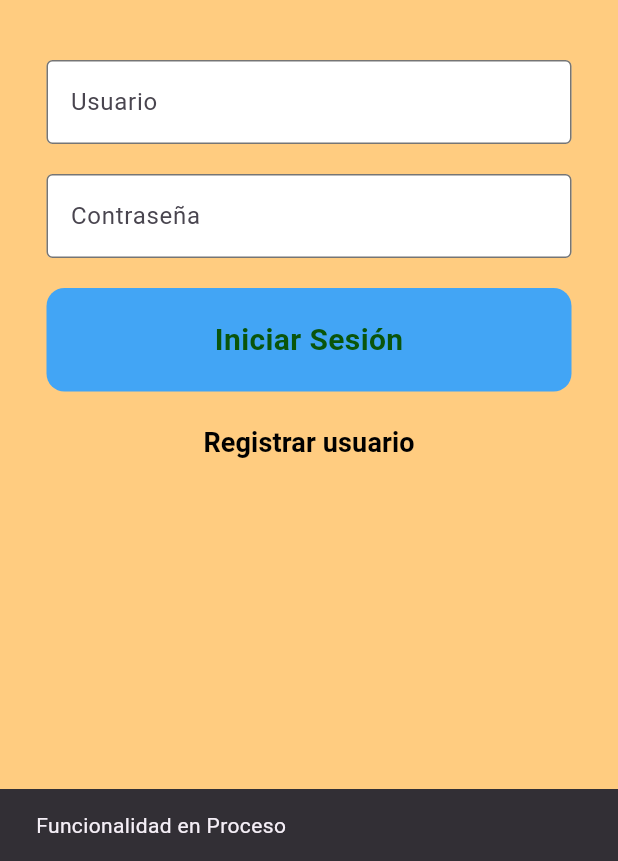
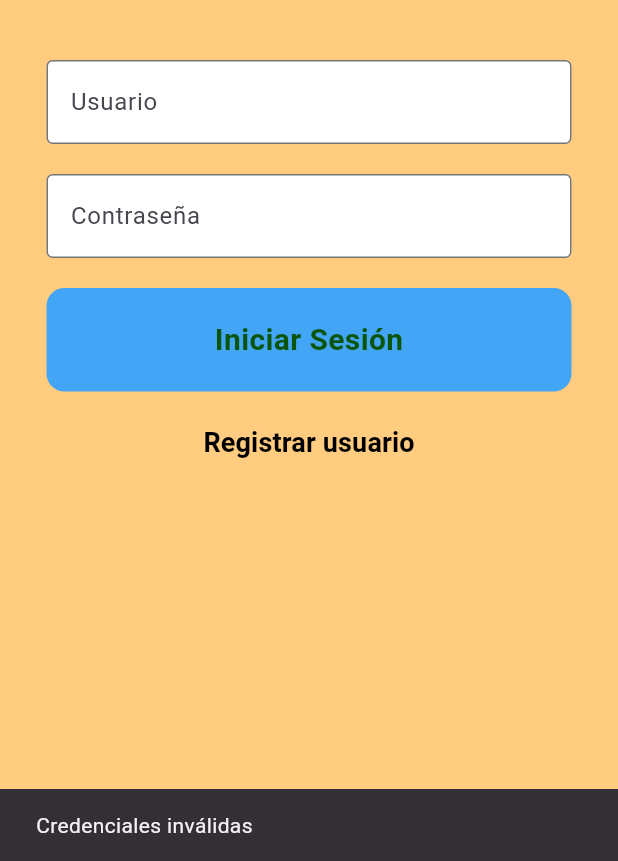
Before and after one commit to HaroldArguelloNic/mynapopizza, a Flutter app: the LoginPage screen opened directly, after a tap on "Iniciar Sesión", on a phone screen of 412 x 824 dp, the part 375-1236 px from its top. Run offline on Flutter 3.47's test engine with Material 3 defaults, Android fonts, the phone set to English and light mode, and no system bars; our stand-ins replace google_fonts; missing offline and left inert: mysql_client.

Commit message:
cambio login

```diff
--- a/lib/page/login_page.dart
+++ b/lib/page/login_page.dart
@@ -1,8 +1,43 @@
 import 'package:flutter/material.dart';
+import 'package:mynapopizza/page/home_page.dart';
 import 'package:mynapopizza/page/registration_page.dart';
 
-class LoginPage extends StatelessWidget {
+
+class LoginPage extends StatefulWidget {
   const LoginPage({super.key});
+
+  @override
+  _LoginPageState createState() => _LoginPageState();
+}
+
+class _LoginPageState extends State <LoginPage>{
+
+  final TextEditingController _usuarioController = TextEditingController();
+  final TextEditingController _contraseniaController = TextEditingController();
+
+  void _BetaLogin() {
+    //Prueba de login falta implementacion con datos.
+    String usuario = _usuarioController.text;
+    String contrasena = _contraseniaController.text;
+
+    // Validación simple: Si el usuario es 'admin' y la contraseña es 'admin', consideramos que es válido
+    if (usuario == 'admin' && contrasena == 'admin') {
+      // Si las credenciales son válidas, navegamos a la próxima vista
+      Navigator.pushReplacement(
+        context,
+        MaterialPageRoute(builder: (context) => HomePage()), // Cambia HomePage por el nombre de tu próxima vista
+      );
+    } else {
+      // Si las credenciales son inválidas, mostramos un mensaje de error
+      ScaffoldMessenger.of(context).showSnackBar(
+        SnackBar(
+          content: Text('Credenciales inválidas'),
+          duration: Duration(seconds: 2),
+        ),
+      );
+    }
+  }
+
 
   @override
   Widget build(BuildContext context) {
@@ -35,10 +70,11 @@ class LoginPage extends StatelessWidget {
                 ),
                 const SizedBox(height: 30),
                 // Usuario TextField
-                const Padding(
+                 Padding(
                   padding:
                       EdgeInsets.symmetric(horizontal: 25.0, vertical: 10.0),
                   child: TextField(
+                    controller: _usuarioController,
                     decoration: InputDecoration(
                       labelText: 'Usuario',
                       enabledBorder: OutlineInputBorder(
@@ -50,10 +86,11 @@ class LoginPage extends StatelessWidget {
                   ),
                 ),
                 // Contraseña TextField
-                const Padding(
+                 Padding(
                   padding:
                       EdgeInsets.symmetric(horizontal: 25.0, vertical: 10.0),
                   child: TextField(
+                    controller: _contraseniaController,
                     obscureText: true,
                     decoration: InputDecoration(
                       labelText: 'Contraseña',
@@ -67,14 +104,7 @@ class LoginPage extends StatelessWidget {
                 ),
                 // Botón de inicio de sesión
                 GestureDetector(
-                  onTap: () {
-                    ScaffoldMessenger.of(context).showSnackBar(
-                      const SnackBar(
-                        content: Text('Funcionalidad en Proceso'),
-                        duration: Duration(seconds: 2),
-                      ),
-                    );
-                  },
+                  onTap:  _BetaLogin,
                   child: Container(
                     padding: const EdgeInsets.all(20),
                     margin: const EdgeInsets.symmetric(
--- a/lib/page/sidebar.dart
+++ b/lib/page/sidebar.dart
@@ -1,4 +1,3 @@
-import 'dart:async';
 
 import 'package:flutter/material.dart';
 import 'package:mynapopizza/page/myaccountpage.dart';
--- a/lib/page/sidebar_layout.dart
+++ b/lib/page/sidebar_layout.dart
@@ -12,10 +12,10 @@ class SideBarLayout extends StatefulWidget {
 class _SideBarLayoutState extends State<SideBarLayout> {
   @override
   Widget build(BuildContext context) {
-    return const Scaffold(
+    return  Scaffold(
       body: Stack(children: <Widget>[
         HomePage(),
-
+        SideBar(),
       ]),
     );
   }
--- a/lib/page/splash_screen.dart
+++ b/lib/page/splash_screen.dart
@@ -14,7 +14,7 @@ class SplashScreen extends StatelessWidget {
       const Duration(seconds: 2),
       () => Navigator.pushReplacement(
         context,
-        MaterialPageRoute(builder: (context) =>  HomePage()),
+        MaterialPageRoute(builder: (context) =>   LoginPage()),
       ),
     );
 
```
Also changed, not shown: lib/main.dart (line endings or trailing spaces).
